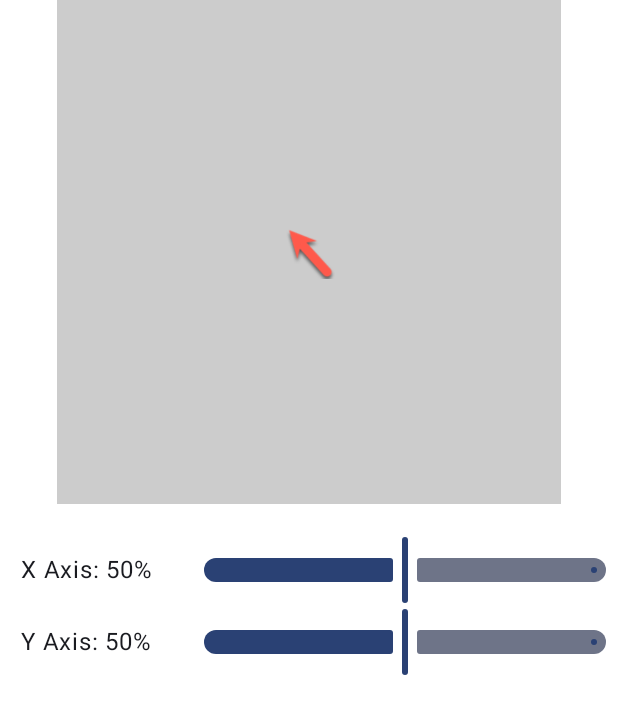
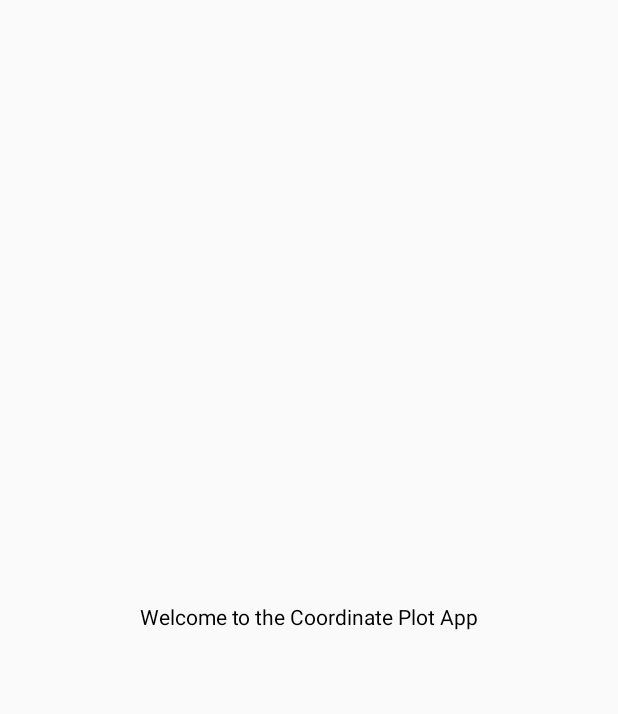
Before and after one commit to sgrem/CoordinatePlot, an Android app built with Jetpack Compose: the first screen one second after launch (MainActivity), on a phone screen of 412 x 824 dp. Shown: the top 714 px of the screen. Run offline under Robolectric (Android 15) with nearby library versions, the phone set to English and light mode, and no system bars.

Commit message:
Implement a splash screen

```diff
--- a/app/src/main/java/com/kodeco/android/coordplot/MainActivity.kt
+++ b/app/src/main/java/com/kodeco/android/coordplot/MainActivity.kt
@@ -9,14 +9,25 @@ import androidx.compose.runtime.Composable
 import androidx.compose.ui.Modifier
 import androidx.compose.ui.graphics.Color
 import androidx.compose.ui.tooling.preview.Preview
+import androidx.navigation.compose.NavHost
+import androidx.navigation.compose.composable
+import androidx.navigation.compose.rememberNavController
 import com.kodeco.android.coordplot.ui.theme.MyApplicationTheme
 
 class MainActivity : ComponentActivity() {
     override fun onCreate(savedInstanceState: Bundle?) {
         super.onCreate(savedInstanceState)
         setContent {
-            MyApplicationTheme {
-                PlotSurface()
+            val navController = rememberNavController()
+            NavHost(navController, startDestination = "splash_screen") {
+                composable("splash_screen") {
+                    SplashScreenWithNavigation(navController)
+                }
+                composable("main_screen") {
+                    MyApplicationTheme {
+                        PlotSurface()
+                    }
+                }
             }
         }
     }
--- /dev/null
+++ b/app/src/main/java/com/kodeco/android/coordplot/SplashScreen.kt
@@ -0,0 +1,30 @@
+package com.kodeco.android.coordplot
+
+import androidx.compose.foundation.layout.Box
+import androidx.compose.foundation.layout.fillMaxSize
+import androidx.compose.material3.Text
+import androidx.compose.runtime.Composable
+import androidx.compose.runtime.LaunchedEffect
+import androidx.compose.ui.Alignment
+import androidx.compose.ui.Modifier
+import androidx.navigation.NavController
+import kotlinx.coroutines.delay
+
+@Composable
+fun SplashScreen() {
+    Box(
+        modifier = Modifier.fillMaxSize(),
+        contentAlignment = Alignment.Center
+    ) {
+        Text("Welcome to the Coordinate Plot App")
+    }
+}
+
+@Composable
+fun SplashScreenWithNavigation(navController: NavController) {
+    LaunchedEffect(Unit) {
+        delay(3000)  // Delay for 3 seconds
+        navController.navigate("main_screen")
+    }
+    SplashScreen()
+}
```
Also changed, not shown: 1 other file.
